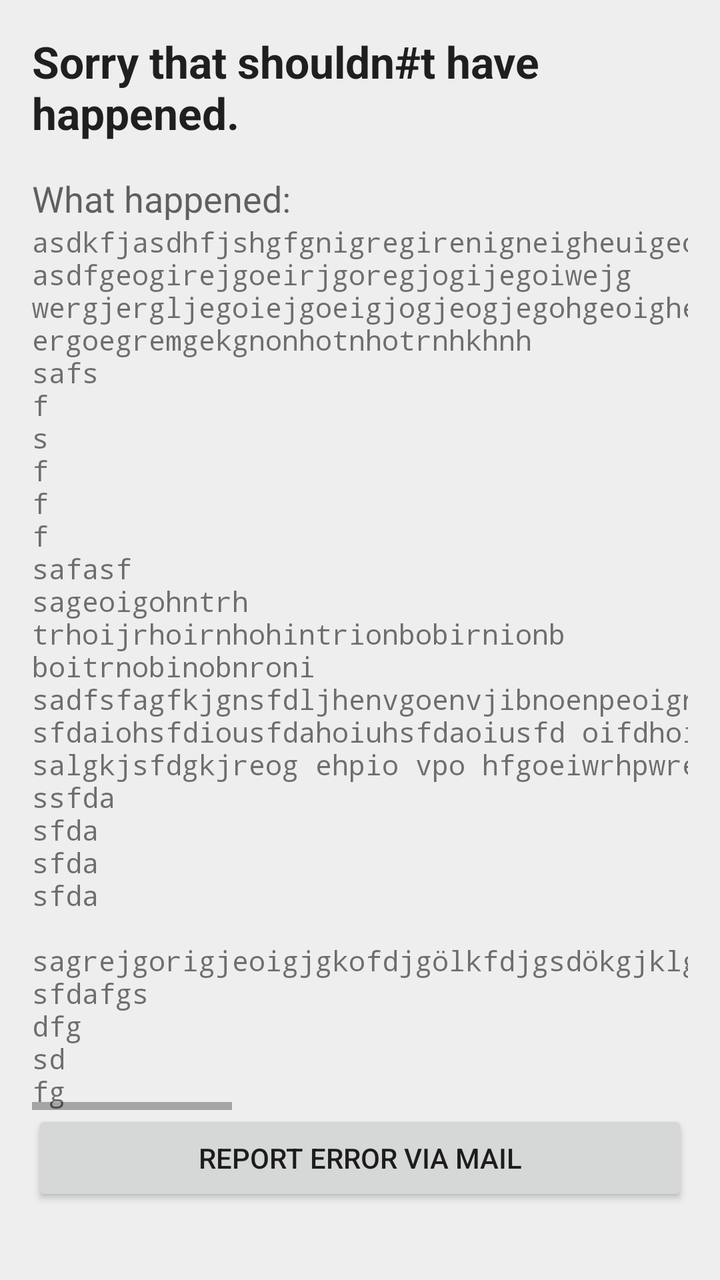
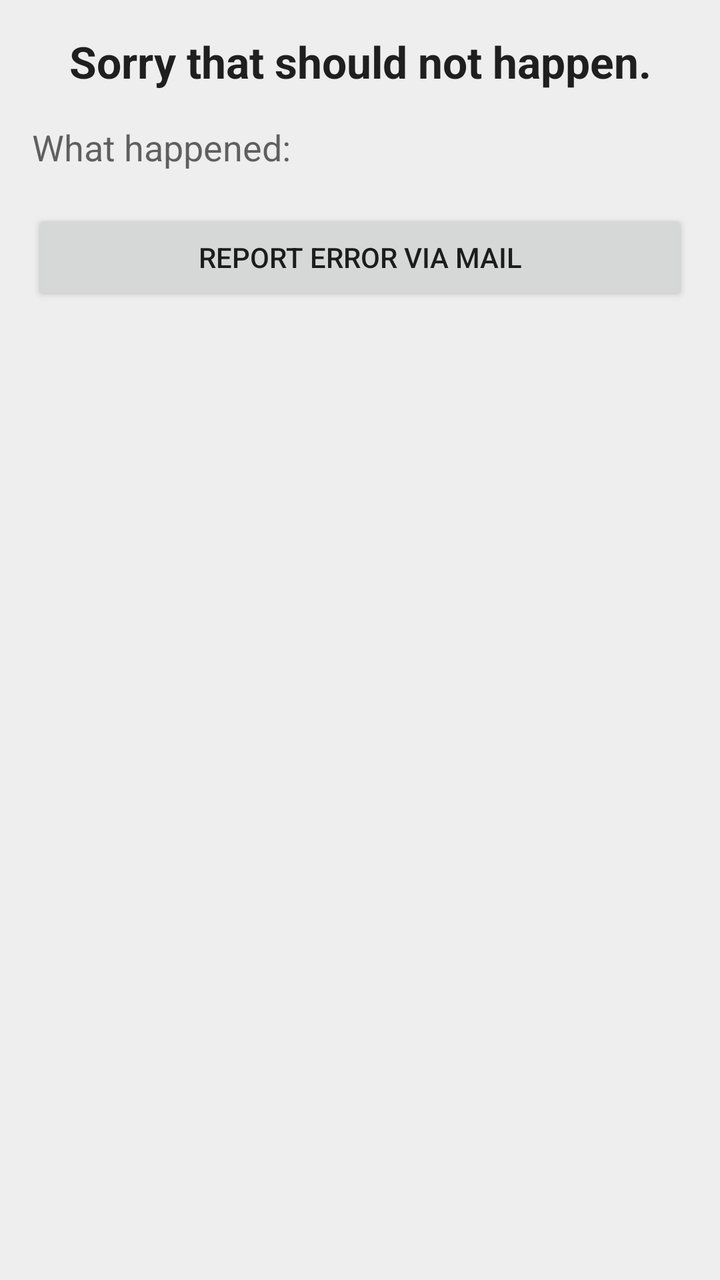

Two renders of the same Android screen: before a commit and after it. Below are the layout's source before the change and the commit's diff.
<!-- AndroidManifest.xml: application theme AppTheme -->
<!-- res/layout/activity_error.xml -->
<?xml version="1.0" encoding="utf-8"?>
<FrameLayout xmlns:android="http://schemas.android.com/apk/res/android"
    xmlns:tools="http://schemas.android.com/tools"
    android:layout_width="match_parent"
    android:layout_height="match_parent"
    tools:context="org.schabi.newpipe.errorhandling.ErrorActivity">

    <ScrollView
        android:id="@+id/scrollView"
        android:layout_width="match_parent"
        android:layout_height="match_parent">

        <LinearLayout
            android:layout_width="match_parent"
            android:layout_height="wrap_content"
            android:orientation="vertical"
            android:paddingBottom="@dimen/activity_vertical_margin"
            android:paddingLeft="@dimen/activity_horizontal_margin"
            android:paddingRight="@dimen/activity_horizontal_margin"
            android:paddingTop="@dimen/activity_vertical_margin">

            <TextView
                android:id="@+id/errorSorryView"
                android:layout_width="match_parent"
                android:layout_height="wrap_content"
                android:textAppearance="?android:attr/textAppearanceLarge"
                android:text="@string/sorry_string"
                android:textStyle="bold" />

            <TextView
                android:id="@+id/errorWhatHappenedView"
                android:paddingTop="@dimen/activity_vertical_margin"
                android:layout_width="wrap_content"
                android:layout_height="wrap_content"
                android:textAppearance="?android:attr/textAppearanceMedium"
                android:text="What happened:"/>

            <HorizontalScrollView
                android:layout_width="match_parent"
                android:layout_height="wrap_content"
                android:id="@+id/horizontalScrollView"
                android:layout_gravity="center" >
                <TextView
                    android:id="@+id/errorView"
                    android:layout_width="wrap_content"
                    android:layout_height="wrap_content"
                    android:typeface="monospace"
                    android:text="asdkfjasdhfjshgfgnigregirenigneigheuigeorigjweogijhegiohegojiegoergjeogheoghweoghiehgohewgoiwehogihewrghieogh
                   &#xA;asdfgeogirejgoeirjgoregjogijegoiwejg
                   &#xA;wergjergljegoiejgoeigjogjeogjegohgeoigheognmgnbnorneog
                   &#xA;ergoegremgekgnonhotnhotrnhkhnh
                   &#xA;safs
                   &#xA;f
                   &#xA;s
                   &#xA;f
                   &#xA;f
                   &#xA;f
                   &#xA;safasf
                   &#xA;sageoigohntrh
                   &#xA;trhoijrhoirnhohintrionbobirnionb
                   &#xA;boitrnobinobnroni
                   &#xA;sadfsfagfkjgnsfdljhenvgoenvjibnoenpeoignweguihregpiorhnpoithtvhiohöio höio ho fvgegh gsfdsfd
                   &#xA;sfdaiohsfdiousfdahoiuhsfdaoiusfd oifdhoifdho fvigh fvuigupi refsfdasklsdfhsalkjfhsalkfjsa
                   &#xA;salgkjsfdgkjreog ehpio vpo hfgoeiwrhpwreo ibbuhwfgeubuh l jhjkb

                   &#xA;ssfda
                   &#xA;sfda
                   &#xA;sfda
                   &#xA;sfda
&#xA;
                   &#xA;sagrejgorigjeoigjgkofdjgölkfdjgsdökgjklgjoe
                   &#xA;sfdafgs
                   &#xA;dfg
                   &#xA;sd
                   &#xA;fg"/>
            </HorizontalScrollView>

            <Button
                android:id="@+id/errorReportButton"
                android:layout_width="match_parent"
                android:layout_height="wrap_content"
                android:text="@string/error_report_button_text" />

        </LinearLayout>
    </ScrollView>

</FrameLayout>
<!-- resources referenced by this layout -->
<resources>
  <dimen name="activity_horizontal_margin">16dp</dimen>
  <dimen name="activity_vertical_margin">16dp</dimen>
  <string name="error_report_button_text">Report error via mail</string>
  <string name="sorry_string">Sorry that shouldn#t have happened.</string>
  <style name="AppTheme" parent="Theme.AppCompat.Light">
          <item name="android:actionBarStyle">@style/NewPipeActionbarTheme</item>
          <item name="actionBarStyle">@style/NewPipeActionbarTheme</item>
          <item name="colorPrimary">@color/light_youtube_primary_color</item>
          <item name="colorPrimaryDark">@color/light_youtube_dark_color</item>
          <item name="colorAccent">@color/light_youtube_accent_color</item>
          <item name="android:windowBackground">@color/light_background_color</item>
      </style>
  <style name="NewPipeActionbarTheme" parent="Widget.AppCompat.Light.ActionBar.Solid">
          <item name="android:displayOptions">showHome</item>
          <item name="displayOptions">showHome</item>
          <item name="android:background">@color/light_youtube_primary_color</item>
          <item name="background">@color/light_youtube_primary_color</item>
      </style>
  <color name="light_youtube_primary_color">#CD322E</color>
  <color name="light_youtube_dark_color">#BC211D</color>
  <color name="light_youtube_accent_color">#000000</color>
  <color name="light_background_color">#EEEEEE</color>
</resources>

<!-- the commit's change to res/layout/activity_error.xml (unified diff, before → after) -->
@@ -24,6 +24,7 @@
                 android:layout_width="match_parent"
                 android:layout_height="wrap_content"
                 android:textAppearance="?android:attr/textAppearanceLarge"
+                android:gravity="center"
                 android:text="@string/sorry_string"
                 android:textStyle="bold" />
 
@@ -44,35 +45,7 @@
                     android:id="@+id/errorView"
                     android:layout_width="wrap_content"
                     android:layout_height="wrap_content"
-                    android:typeface="monospace"
-                    android:text="asdkfjasdhfjshgfgnigregirenigneigheuigeorigjweogijhegiohegojiegoergjeogheoghweoghiehgohewgoiwehogihewrghieogh
-                   &#xA;asdfgeogirejgoeirjgoregjogijegoiwejg
-                   &#xA;wergjergljegoiejgoeigjogjeogjegohgeoigheognmgnbnorneog
-                   &#xA;ergoegremgekgnonhotnhotrnhkhnh
-                   &#xA;safs
-                   &#xA;f
-                   &#xA;s
-                   &#xA;f
-                   &#xA;f
-                   &#xA;f
-                   &#xA;safasf
-                   &#xA;sageoigohntrh
-                   &#xA;trhoijrhoirnhohintrionbobirnionb
-                   &#xA;boitrnobinobnroni
-                   &#xA;sadfsfagfkjgnsfdljhenvgoenvjibnoenpeoignweguihregpiorhnpoithtvhiohöio höio ho fvgegh gsfdsfd
-                   &#xA;sfdaiohsfdiousfdahoiuhsfdaoiusfd oifdhoifdho fvigh fvuigupi refsfdasklsdfhsalkjfhsalkfjsa
-                   &#xA;salgkjsfdgkjreog ehpio vpo hfgoeiwrhpwreo ibbuhwfgeubuh l jhjkb
-
-                   &#xA;ssfda
-                   &#xA;sfda
-                   &#xA;sfda
-                   &#xA;sfda
-&#xA;
-                   &#xA;sagrejgorigjeoigjgkofdjgölkfdjgsdökgjklgjoe
-                   &#xA;sfdafgs
-                   &#xA;dfg
-                   &#xA;sd
-                   &#xA;fg"/>
+                    android:typeface="monospace"/>
             </HorizontalScrollView>
 
             <Button
<!-- resource entries referenced after the edit -->
@@ -3,7 +3,7 @@
   <dimen name="activity_horizontal_margin">16dp</dimen>
   <dimen name="activity_vertical_margin">16dp</dimen>
   <string name="error_report_button_text">Report error via mail</string>
-  <string name="sorry_string">Sorry that shouldn#t have happened.</string>
+  <string name="sorry_string">Sorry that should not happen.</string>
   <style name="AppTheme" parent="Theme.AppCompat.Light">
           <item name="android:actionBarStyle">@style/NewPipeActionbarTheme</item>
           <item name="actionBarStyle">@style/NewPipeActionbarTheme</item>
